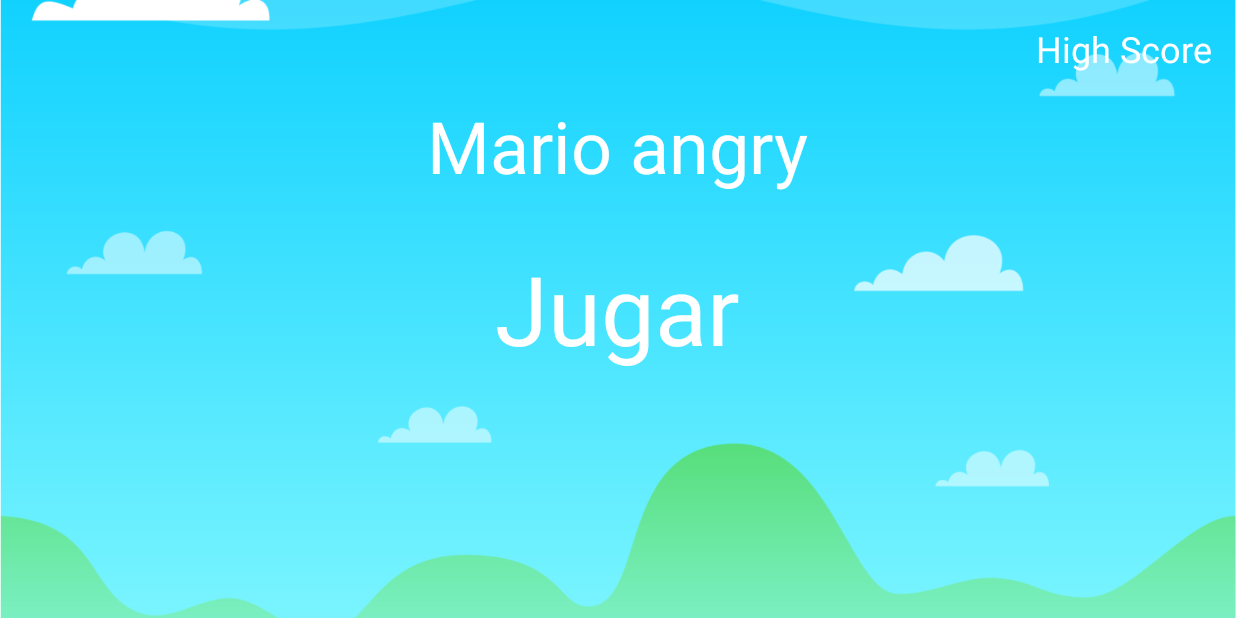
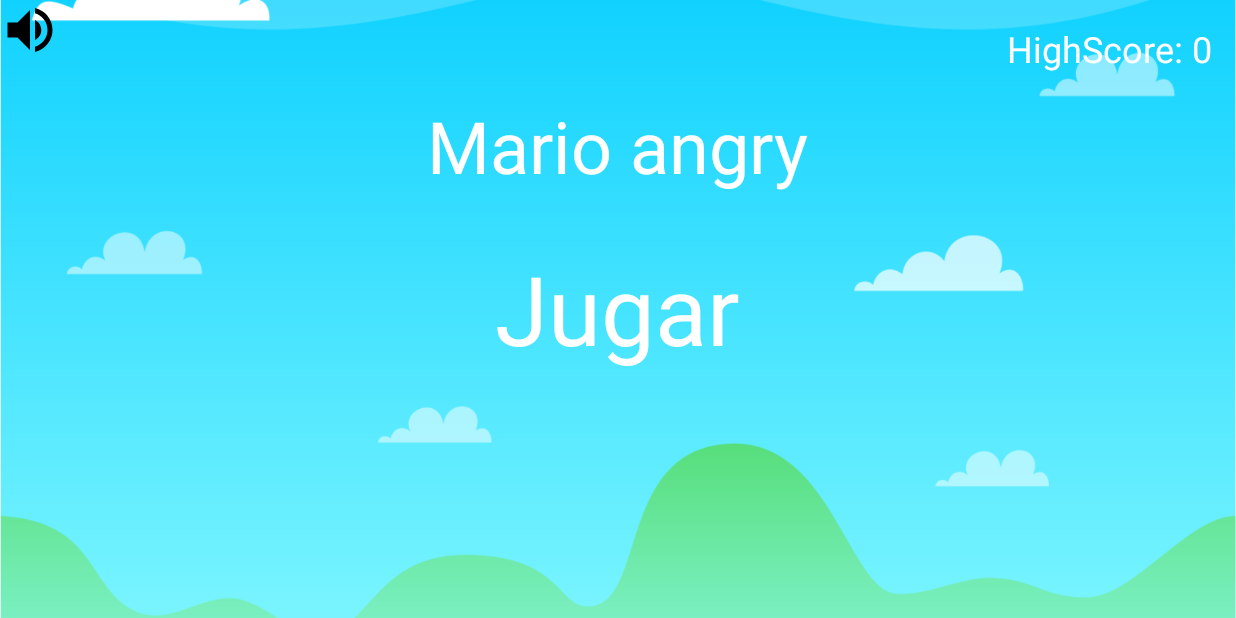
Before and after one commit to AnderGamer10/MarioAngry, an Android app: the screen it shows after launch (MainActivity), on a phone screen of 824 x 412 dp (held sideways). Run offline under Robolectric (Android 15) with nearby library versions, the phone set to English and light mode, and no system bars.

Commit message:
juego terminado

```diff
--- a/app/src/main/java/com/example/mijuego/MainActivity.java
+++ b/app/src/main/java/com/example/mijuego/MainActivity.java
@@ -3,11 +3,14 @@ package com.example.mijuego;
 import androidx.appcompat.app.AppCompatActivity;
 
 import android.content.Intent;
+import android.content.SharedPreferences;
 import android.os.Bundle;
 import android.view.WindowManager;
+import android.widget.ImageView;
+import android.widget.TextView;
 
 public class MainActivity extends AppCompatActivity {
-
+    private boolean isMute;
     @Override
     protected void onCreate(Bundle savedInstanceState) {
         super.onCreate(savedInstanceState);
@@ -18,5 +21,27 @@ public class MainActivity extends AppCompatActivity {
         findViewById(R.id.idbtnJugar).setOnClickListener(view -> {
             startActivity(new Intent(MainActivity.this, GameActivity.class));
         });
+        TextView highScoreTxt = findViewById(R.id.idHighScoreTxt);
+        SharedPreferences prefs = getSharedPreferences("game", MODE_PRIVATE);
+
+        highScoreTxt.setText("HighScore: " + prefs.getInt("highScore",0));
+        isMute = prefs.getBoolean("isMute", false);
+        final ImageView volumeCtrl = findViewById(R.id.btnMute);
+        if (isMute){
+            volumeCtrl.setImageResource(R.drawable.ic_volume_off_black_24dp);
+        }else {
+            volumeCtrl.setImageResource(R.drawable.ic_volume_up_black_24dp);
+        }
+        volumeCtrl.setOnClickListener(view -> {
+            isMute = !isMute;
+            if (isMute){
+                volumeCtrl.setImageResource(R.drawable.ic_volume_off_black_24dp);
+            }else {
+                volumeCtrl.setImageResource(R.drawable.ic_volume_up_black_24dp);
+            }
+            SharedPreferences.Editor editor = prefs.edit();
+            editor.putBoolean("isMute", isMute);
+            editor.apply();
+        });
     }
 }
--- /dev/null
+++ b/app/src/main/res/drawable/ic_volume_off_black_24dp.xml
@@ -0,0 +1,9 @@
+<vector xmlns:android="http://schemas.android.com/apk/res/android"
+    android:width="24dp"
+    android:height="24dp"
+    android:viewportWidth="24.0"
+    android:viewportHeight="24.0">
+    <path
+        android:fillColor="#FF000000"
+        android:pathData="M16.5,12c0,-1.77 -1.02,-3.29 -2.5,-4.03v2.21l2.45,2.45c0.03,-0.2 0.05,-0.41 0.05,-0.63zM19,12c0,0.94 -0.2,1.82 -0.54,2.64l1.51,1.51C20.63,14.91 21,13.5 21,12c0,-4.28 -2.99,-7.86 -7,-8.77v2.06c2.89,0.86 5,3.54 5,6.71zM4.27,3L3,4.27 7.73,9L3,9v6h4l5,5v-6.73l4.25,4.25c-0.67,0.52 -1.42,0.93 -2.25,1.18v2.06c1.38,-0.31 2.63,-0.95 3.69,-1.81L19.73,21 21,19.73l-9,-9L4.27,3zM12,4L9.91,6.09 12,8.18L12,4z"/>
+</vector>
--- /dev/null
+++ b/app/src/main/res/drawable/ic_volume_up_black_24dp.xml
@@ -0,0 +1,9 @@
+<vector xmlns:android="http://schemas.android.com/apk/res/android"
+    android:width="24dp"
+    android:height="24dp"
+    android:viewportWidth="24.0"
+    android:viewportHeight="24.0">
+    <path
+        android:fillColor="#FF000000"
+        android:pathData="M3,9v6h4l5,5L12,4L7,9L3,9zM16.5,12c0,-1.77 -1.02,-3.29 -2.5,-4.03v8.05c1.48,-0.73 2.5,-2.25 2.5,-4.02zM14,3.23v2.06c2.89,0.86 5,3.54 5,6.71s-2.11,5.85 -5,6.71v2.06c4.01,-0.91 7,-4.49 7,-8.77s-2.99,-7.86 -7,-8.77z"/>
+</vector>
--- a/app/src/main/res/layout/activity_main.xml
+++ b/app/src/main/res/layout/activity_main.xml
@@ -38,5 +38,11 @@
         android:layout_alignParentRight="true"
         android:layout_margin="16sp"/>
 
+    <ImageView
+        android:id="@+id/btnMute"
+        android:layout_width="40dp"
+        android:layout_height="40dp"
+        app:srcCompat="@drawable/ic_volume_up_black_24dp" />
+
 
 </RelativeLayout>
```
Also changed, not shown: app/src/main/java/com/example/mijuego/Bird.java (added, +60 -0 lines), app/src/main/java/com/example/mijuego/Bullet.java (added, +32 -0 lines), app/src/main/java/com/example/mijuego/Flight.java (+52 -4 lines), app/src/main/java/com/example/mijuego/GameView.java (+153 -5 lines), app/src/main/res/drawable/bird1.png (added), 1 other file.
